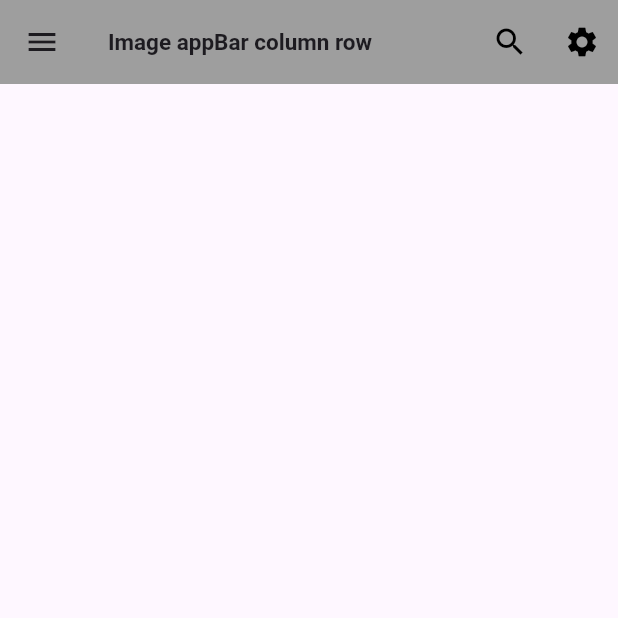
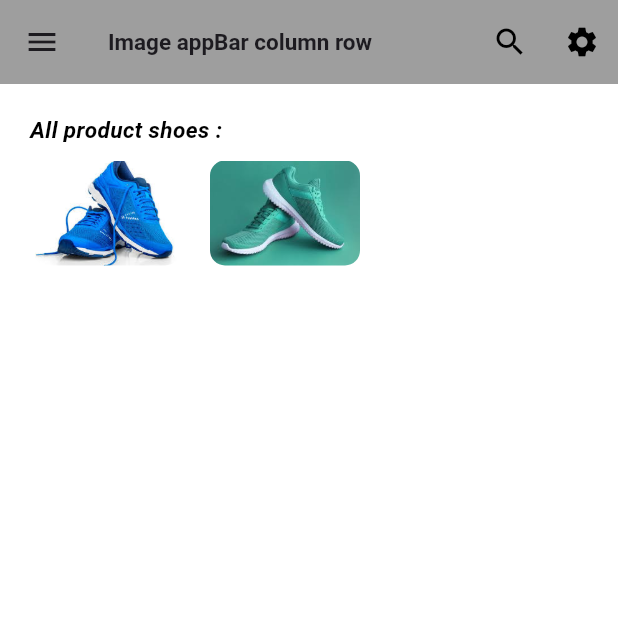
Before and after one commit to mdsakibulhasansanto/Ui_practice, a Flutter app: the screen it shows after launch, on a phone screen of 412 x 824 dp, the top half of it. Run offline on Flutter 3.47's test engine with Material 3 defaults, Android fonts, the phone set to English and light mode, and no system bars.

Commit message:
update_10/10/2:38 AM

```diff
--- a/lib/button_floatingActonButton.dart
+++ /dev/null
@@ -1,18 +0,0 @@
-
-import 'package:flutter/material.dart';
-
-class Button extends StatelessWidget {
-  const Button({super.key});
-
-  @override
-  Widget build(BuildContext context) {
-
-    return Scaffold(
-      appBar: AppBar(
-        leading: const Icon(Icons.menu),
-        title: Title(color: Colors.black, child: const Text('All button')),
-      ),
-    );
-  }
-
-}
--- a/lib/image_column_row_appbar.dart
+++ /dev/null
@@ -1,32 +0,0 @@
-
-import 'package:flutter/material.dart';
-
-class ImageColumnRow extends StatelessWidget {
-  const ImageColumnRow({super.key});
-
-  @override
-  Widget build(BuildContext context) {
-   return  Scaffold (
-     appBar: AppBar(
-       leading: const Icon(Icons.menu),
-       backgroundColor: Colors.grey,
-       title: Title(color: Colors.white,
-           child: const Text('Image appBar column row ',
-             style: TextStyle(
-               fontSize: 15,
-               fontWeight: FontWeight.bold
-             ),
-           )
-       ),
-
-       actions: [
-         IconButton(onPressed: (){}, icon: const Icon(Icons.search,color: Colors.black,)),
-         IconButton(onPressed: (){}, icon: const Icon(Icons.settings,color: Colors.black,))
-       ],
-     ),
-
-   );
-
-  }
-
-}
--- a/lib/main.dart
+++ b/lib/main.dart
@@ -1,6 +1,6 @@
 
 import 'package:flutter/material.dart';
-import 'image_column_row_appbar.dart';
+import 'module_six/image_column_row_appbar.dart';
 
 void main (){
   runApp(const MyApp());
@@ -12,7 +12,7 @@ class MyApp extends StatelessWidget {
   @override
   Widget build(BuildContext context) {
 
-    return const MaterialApp(
+    return  const MaterialApp(
       debugShowCheckedModeBanner: false,
       home: ImageColumnRow()
     );
--- /dev/null
+++ b/lib/module_six/image_column_row_appbar.dart
@@ -0,0 +1,90 @@
+import 'package:flutter/material.dart';
+
+class ImageColumnRow extends StatelessWidget {
+  const ImageColumnRow({super.key});
+
+  @override
+  Widget build(BuildContext context) {
+    return Scaffold(
+      backgroundColor: Colors.white60,
+      appBar: AppBar(
+        leading: const Icon(Icons.menu),
+        backgroundColor: Colors.grey,
+        title: Title(
+            color: Colors.white,
+            child: const Text(
+              'Image appBar column row ',
+              style: TextStyle(fontSize: 15, fontWeight: FontWeight.bold),
+            )),
+        actions: [
+          IconButton(
+              onPressed: () {},
+              icon: const Icon(
+                Icons.search,
+                color: Colors.black,
+              )),
+          IconButton(
+              onPressed: () {},
+              icon: const Icon(
+                Icons.settings,
+                color: Colors.black,
+              ))
+        ],
+      ),
+      body: Center(
+        child: Column(
+          mainAxisAlignment: MainAxisAlignment.start,
+
+          children: [
+            // Image.asset('images/a.jpeg')
+            const SizedBox(height: 20,),
+            const Row(
+              children: [
+                SizedBox(height: 20,width: 20,),
+                Text('All product shoes : ',
+                  style: TextStyle(
+                      color: Colors. black,
+                      fontSize: 15,
+                      fontWeight: FontWeight.w600,
+                      fontStyle: FontStyle.italic
+                  ),
+                ),
+              ],
+            ),
+            const SizedBox(height: 10,width: 20,),
+            Row(
+              mainAxisAlignment: MainAxisAlignment.start,
+              children: [
+                const SizedBox(height: 20,width: 20,),
+                Container(
+                  height: 70,
+                  width: 100,
+                  decoration: BoxDecoration(
+                    borderRadius: BorderRadius.circular(20),
+                  ),
+                  child: ClipRRect(
+                    borderRadius: BorderRadius.circular(10), // এটি সঠিক
+                    child: Image.asset('images/a.jpeg', fit: BoxFit.cover),
+                  ),
+                ),
+                const SizedBox(height: 20,width: 20,),
+                Container(
+                  height: 70,
+                  width: 100,
+                  decoration: BoxDecoration(
+                    borderRadius: BorderRadius.circular(20),
+                  ),
+                  child: ClipRRect(
+                    borderRadius: BorderRadius.circular(10), // এটি সঠিক
+                    child: Image.asset('images/b.jpeg', fit: BoxFit.cover),
+                  ),
+                )
+              ],
+            )
+
+          ],
+        ),
+      ),
+    );
+  }
+}
--- a/pubspec.yaml
+++ b/pubspec.yaml
@@ -59,7 +59,8 @@ flutter:
   uses-material-design: true
 
   # To add assets to your application, add an assets section, like this:
-  # assets:
+  assets:
+    - images/
   #   - images/a_dot_burr.jpeg
   #   - images/a_dot_ham.jpeg
 
```
Also changed, not shown: images/a.jpeg (added), images/b.jpeg (added), images/c.jpeg (added), lib/module_seven/button_floatingActonButton_alertDialog.dart (added), lib/module_seven/divider_modalBottomSheet_textField.dart (added).
